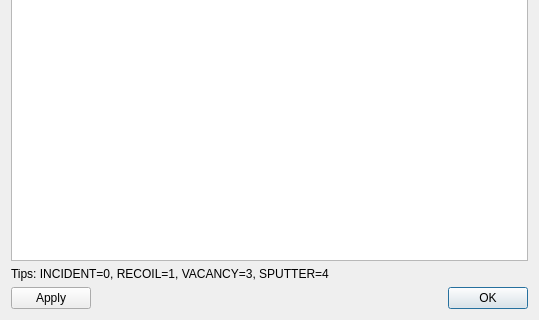
Above: colordialog.ui from xitongsys/TRIM3D before the change; both pictures show x 0 to 539 and y 162 to 482 of the 539 by 482 pixel window. Below: the same form after it.
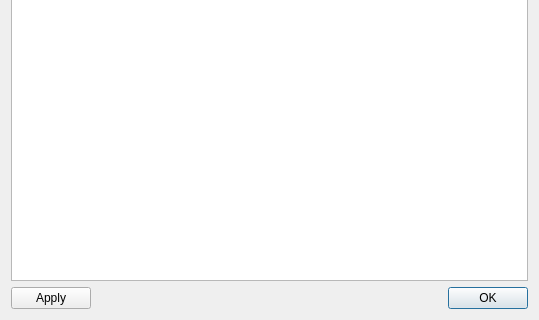
That is the form after the change. Icons and pictures are not drawn.

The edit to the form file:
```diff
--- a/colordialog.ui
+++ b/colordialog.ui
@@ -98,13 +98,6 @@
     </layout>
    </item>
    <item row="2" column="0">
-    <widget class="QLabel" name="label">
-     <property name="text">
-      <string>Tips: INCIDENT=0, RECOIL=1, VACANCY=3, SPUTTER=4 </string>
-     </property>
-    </widget>
-   </item>
-   <item row="3" column="0">
     <layout class="QHBoxLayout" name="horizontalLayout">
      <item>
       <widget class="QPushButton" name="applyBT">
```
Left out of the diff: 22 changed lines with no effect on the pictures.
